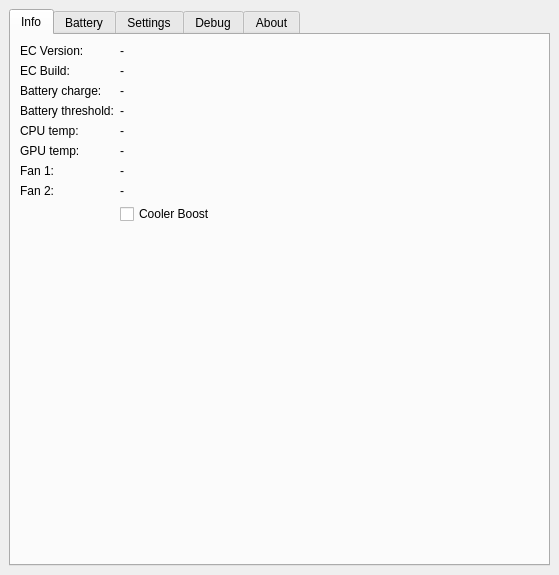
The window that src/mainwindow.ui (dmitry-s93/MControlCenter) describes before a commit, drawn with Qt 5.
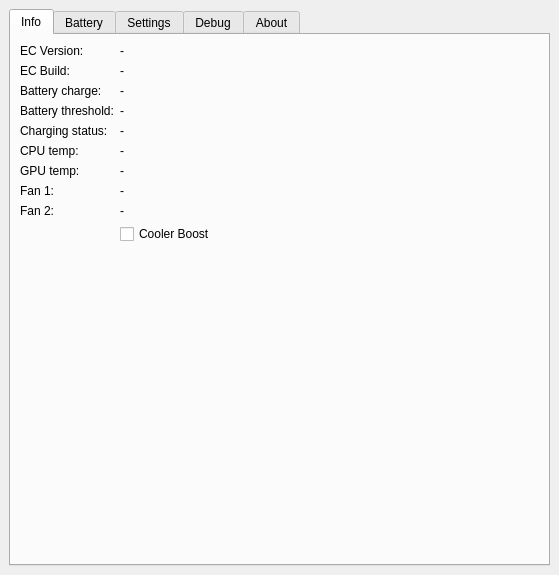
The same window after the commit.

Commit message: Added charging status display

The edit to the form file:
```diff
--- a/src/mainwindow.ui
+++ b/src/mainwindow.ui
@@ -124,69 +124,83 @@
          </widget>
         </item>
         <item row="4" column="0">
+         <widget class="QLabel" name="chargingStatusLabel">
+          <property name="text">
+           <string>Charging status:</string>
+          </property>
+         </widget>
+        </item>
+        <item row="4" column="1">
+         <widget class="QLabel" name="chargingStatusValueLabel">
+          <property name="text">
+           <string notr="true">-</string>
+          </property>
+         </widget>
+        </item>
+        <item row="5" column="0">
          <widget class="QLabel" name="cpuTempLabel">
           <property name="text">
            <string>CPU temp:</string>
           </property>
          </widget>
         </item>
-        <item row="4" column="1">
+        <item row="5" column="1">
          <widget class="QLabel" name="cpuTempValueLabel">
           <property name="text">
            <string notr="true">-</string>
           </property>
          </widget>
         </item>
-        <item row="5" column="0">
+        <item row="6" column="0">
          <widget class="QLabel" name="gpuTempLabel">
           <property name="text">
            <string>GPU temp:</string>
           </property>
          </widget>
         </item>
-        <item row="5" column="1">
+        <item row="6" column="1">
          <widget class="QLabel" name="gpuTempValueLabel">
           <property name="text">
            <string notr="true">-</string>
           </property>
          </widget>
         </item>
-        <item row="6" column="0">
+        <item row="7" column="0">
          <widget class="QLabel" name="label_8">
           <property name="text">
            <string>Fan 1:</string>
           </property>
          </widget>
         </item>
-        <item row="6" column="1">
+        <item row="7" column="1">
          <widget class="QLabel" name="fan1ValueLabel">
           <property name="text">
            <string notr="true">-</string>
           </property>
          </widget>
         </item>
-        <item row="7" column="0">
+        <item row="8" column="0">
          <widget class="QLabel" name="label_9">
           <property name="text">
            <string>Fan 2:</string>
           </property>
          </widget>
         </item>
-        <item row="7" column="1">
-         <widget class="QLabel" name="fan2ValueLabel">
-          <property name="text">
-           <string notr="true">-</string>
-          </property>
-         </widget>
-        </item>
         <item row="8" column="1">
+         <widget class="QLabel" name="fan2ValueLabel">
+          <property name="text">
+           <string notr="true">-</string>
+          </property>
+         </widget>
+        </item>
+        <item row="9" column="1">
          <widget class="QCheckBox" name="coolerBoostCheckBox">
           <property name="text">
            <string>Cooler Boost</string>
           </property>
          </widget>
         </item>
-        <item row="9" column="0">
+        <item row="10" column="0">
          <spacer name="verticalSpacer_2">
           <property name="orientation">
            <enum>Qt::Vertical</enum>
@@ -199,7 +213,7 @@
           </property>
          </spacer>
         </item>
-        <item row="9" column="1">
+        <item row="10" column="1">
          <spacer name="verticalSpacer_3">
           <property name="orientation">
            <enum>Qt::Vertical</enum>
```
The commit also changes 5 other files.
